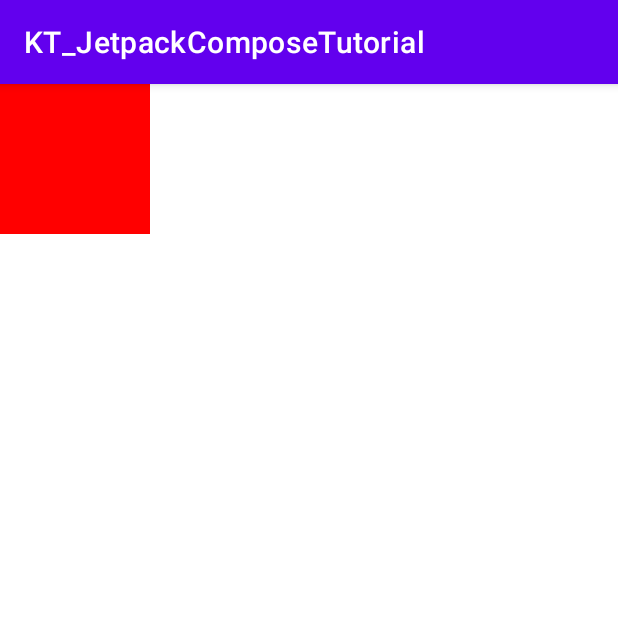
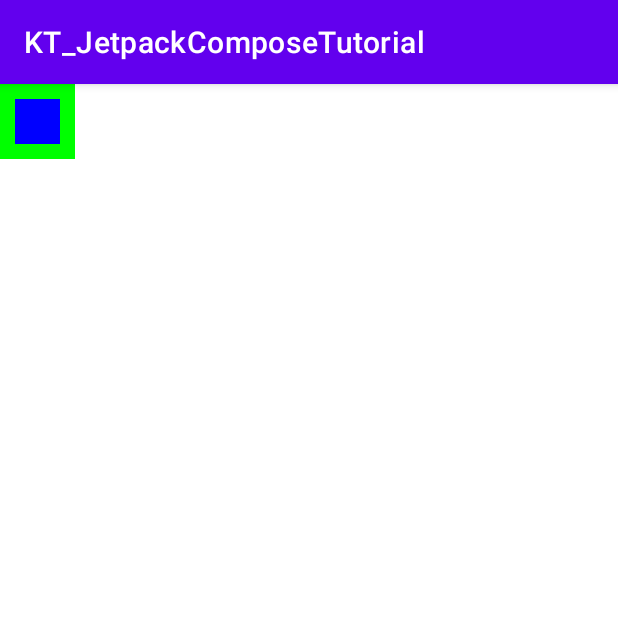
Before and after one commit to RujiraKongsomran/KT_JetpackComposeTutorial, an Android app built with Jetpack Compose: the screen it shows after launch (MainActivity), on a phone screen of 412 x 824 dp, the top half of it. Run offline under Robolectric (Android 15) with nearby library versions, the phone set to English and light mode, and no system bars.

Commit message:
FillMaxSize

```diff
--- a/app/src/main/java/com/rujirakongsomran/kt_jetpackcomposetutorial/MainActivity.kt
+++ b/app/src/main/java/com/rujirakongsomran/kt_jetpackcomposetutorial/MainActivity.kt
@@ -31,7 +31,9 @@ class MainActivity : AppCompatActivity() {
             //ArtistCard()
             //AlignInRow()
             //PaddedComposable()
-            SizedComposable()
+            //SizedComposable()
+            //FixedSizeComposable
+            FillSizeComposable()
         }
     }
 
@@ -163,6 +165,39 @@ class MainActivity : AppCompatActivity() {
         Box(
             Modifier
                 .size(100.dp, 100.dp)
-                .background(Color.Red))
+                .background(Color.Red)
+        )
     }
+
+    @Composable
+    fun FixedSizeComposable() {
+        Box(
+            Modifier
+                .size(90.dp, 150.dp)
+                .background(Color.Green)
+        ) {
+            Box(
+                Modifier
+                    .requiredSize(100.dp, 100.dp)
+                    .background(Color.Red)
+            )
+        }
+    }
+
+    @Composable
+    fun FillSizeComposable() {
+        Box(
+            Modifier
+                .background(Color.Green)
+                .size(50.dp)
+                .padding(10.dp)
+        ) {
+            Box(
+                Modifier
+                    .background(Color.Blue)
+                    .fillMaxSize())
+        }
+    }
+
+
 }
```
